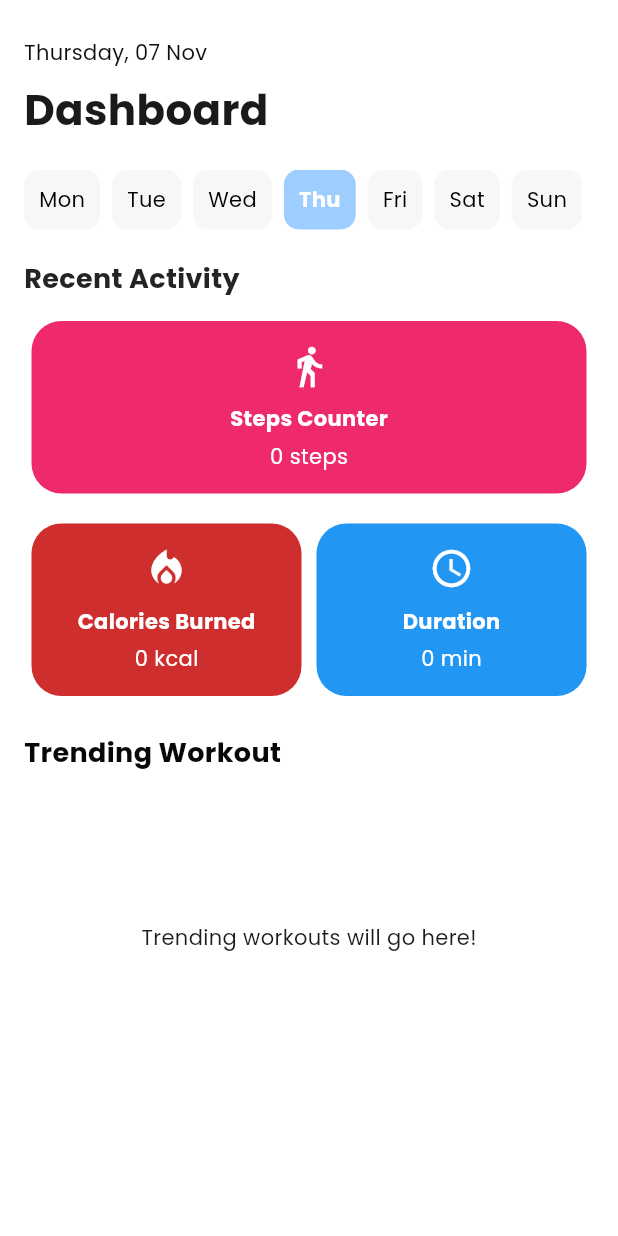
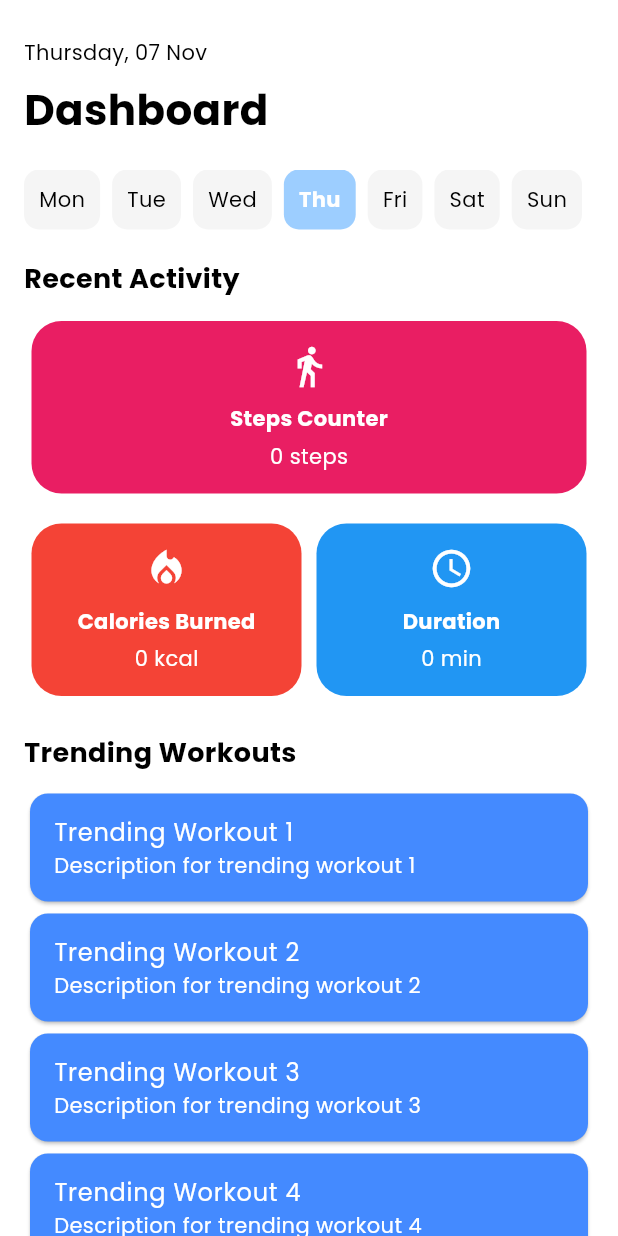
Before and after one commit to Raza-Rz/Fitverse-APP, a Flutter app: the HomeScreen screen opened directly, on a phone screen of 412 x 824 dp. Run offline on Flutter 3.47's test engine with Material 3 defaults, Android fonts, the phone set to English and light mode, and no system bars; our stand-ins replace animated_toggle_switch, cloud_firestore, firebase_auth, firebase_core, fl_chart, pedometer and 4 more; missing offline and left inert: dotted_dashed_line, simple_animation_progress_bar; accounts and stored records are empty; key blocks and very long unbroken strings in the code were emptied for the run.

Commit message:
home changes of realtime data day wise

```diff
--- a/lib/view/home/home_screen.dart
+++ b/lib/view/home/home_screen.dart
@@ -23,20 +23,19 @@ class _HomeScreenState extends State<HomeScreen> {
   double _caloriesBurned = 0;
   int _duration = 0;
 
-  Map<String, dynamic> localData = {}; // Store local data for all days
+  Map<String, dynamic> localData = {};
 
   @override
   void initState() {
     super.initState();
     _requestPermissions();
-    _loadLocalData(); // Load data on init
+    _loadDataForSelectedDay();
   }
 
   Future<void> _requestPermissions() async {
     if (await Permission.activityRecognition.request().isGranted) {
       _initializeStepCounter();
     } else {
-      // Provide feedback to the user if permission is denied
       ScaffoldMessenger.of(context).showSnackBar(
         SnackBar(content: Text('Activity recognition permission denied')),
       );
@@ -51,10 +50,7 @@ class _HomeScreenState extends State<HomeScreen> {
         _caloriesBurned = calculateCaloriesBurned(_totalSteps);
         _duration = (_totalSteps / 1000).round();
       });
-      _logStepsLocally(); // Log steps in local storage
-      if (user != null) {
-        _logStepsToFirestore(); // Log steps to Firestore
-      }
+      _saveData();
     });
   }
 
@@ -62,44 +58,52 @@ class _HomeScreenState extends State<HomeScreen> {
     return steps * 0.04;
   }
 
-  void _logStepsLocally() async {
+  Future<void> _saveData() async {
+    String currentDate = DateFormat('yyyy-MM-dd').format(DateTime.now());
+    LocalStorage localStorage = LocalStorage();
+    await localStorage.writeData(currentDate, _totalSteps, _caloriesBurned, _duration);
+
     if (user != null) {
-      LocalStorage localStorage = LocalStorage();
-      String currentDate = DateFormat('yyyy-MM-dd').format(DateTime.now());
-      await localStorage.writeData(currentDate, _totalSteps, _caloriesBurned, _duration);
+      await FirebaseFirestore.instance
+          .collection('users')
+          .doc(user!.uid)
+          .set({
+        'stepsData': {
+          currentDate: {
+            'totalSteps': _totalSteps,
+            'caloriesBurned': _caloriesBurned,
+            'duration': _duration,
+          }
+        }
+      }, SetOptions(merge: true));
     }
   }
 
-  Future<void> _logStepsToFirestore() async {
-    String currentDate = DateFormat('yyyy-MM-dd').format(DateTime.now());
+  Future<void> _loadDataForSelectedDay() async {
+    String selectedDate = _getDateForSelectedDay();
+    bool dataFetched = false;
 
-    // Create a Firestore document for the user if it doesn't exist
-    final userDoc = FirebaseFirestore.instance.collection('users').doc(user?.uid);
-    final dayData = {
-      'totalSteps': _totalSteps,
-      'caloriesBurned': _caloriesBurned,
-      'duration': _duration,
-    };
+    // Try fetching from Firestore first
+    if (user != null) {
+      DocumentSnapshot userDoc = await FirebaseFirestore.instance
+          .collection('users')
+          .doc(user!.uid)
+          .get();
 
-    // Set the data in Firestore (will create the field automatically if it doesn't exist)
-    await userDoc.set({
-      'stepsData': {
-        currentDate: dayData,
+      if (userDoc.exists && userDoc['stepsData'] != null && userDoc['stepsData'][selectedDate] != null) {
+        setState(() {
+          _totalSteps = userDoc['stepsData'][selectedDate]['totalSteps'] ?? 0;
+          _caloriesBurned = userDoc['stepsData'][selectedDate]['caloriesBurned'] ?? 0.0;
+          _duration = userDoc['stepsData'][selectedDate]['duration'] ?? 0;
+        });
+        dataFetched = true;
       }
-    }, SetOptions(merge: true)); // Merge with existing data if any
     }
 
-  Future<void> _loadLocalData() async {
+    // Fallback to local storage if Firestore data is unavailable
+    if (!dataFetched) {
       LocalStorage localStorage = LocalStorage();
-    Map<String, dynamic> data = await localStorage.readData();
-    setState(() {
-      localData = data;
-      _fetchDataForSelectedDay(); // Fetch data for current day on init
-    });
-  }
-
-  Future<void> _fetchDataForSelectedDay() async {
-    String selectedDate = _getDateForSelectedDay();
+      localData = await localStorage.readData();
       if (localData.containsKey(selectedDate)) {
         setState(() {
           _totalSteps = localData[selectedDate]['totalSteps'];
@@ -112,6 +116,7 @@ class _HomeScreenState extends State<HomeScreen> {
           _caloriesBurned = 0;
           _duration = 0;
         });
+      }
     }
   }
 
@@ -133,13 +138,12 @@ class _HomeScreenState extends State<HomeScreen> {
           child: Column(
             crossAxisAlignment: CrossAxisAlignment.start,
             children: [
-              // Top bar with date and profile icon
               Row(
                 mainAxisAlignment: MainAxisAlignment.spaceBetween,
                 children: [
                   Text(
                     currentDate,
-                    style: TextStyle(color: const Color.fromARGB(255, 12, 12, 12), fontSize: 14),
+                    style: TextStyle(color: Colors.black, fontSize: 14),
                   ),
                 ],
               ),
@@ -147,14 +151,12 @@ class _HomeScreenState extends State<HomeScreen> {
               Text(
                 'Dashboard',
                 style: TextStyle(
-                  color: const Color.fromARGB(255, 26, 26, 26),
+                  color: Colors.black,
                   fontSize: 28,
                   fontWeight: FontWeight.bold,
                 ),
               ),
               const SizedBox(height: 20),
-
-              // Weekday Selector
               Container(
                 height: 40,
                 child: ListView.builder(
@@ -167,20 +169,20 @@ class _HomeScreenState extends State<HomeScreen> {
                         setState(() {
                           selectedDayIndex = index;
                         });
-                        _fetchDataForSelectedDay(); // Fetch the data when a day is tapped
+                        _loadDataForSelectedDay();
                       },
                       child: Container(
                         padding: const EdgeInsets.symmetric(horizontal: 10, vertical: 6),
                         margin: const EdgeInsets.only(right: 8),
                         decoration: BoxDecoration(
-                          color: isSelected ? AppColors.primaryColor2 : const Color.fromARGB(255, 247, 247, 247),
+                          color: isSelected ? AppColors.primaryColor2 : const Color.fromARGB(255, 245, 245, 245),
                           borderRadius: BorderRadius.circular(10),
                         ),
                         child: Center(
                           child: Text(
                             daysOfWeek[index],
                             style: TextStyle(
-                              color: isSelected ? const Color.fromARGB(255, 255, 255, 255) : const Color.fromARGB(255, 0, 0, 0),
+                              color: isSelected ? Colors.white : Colors.black,
                               fontWeight: isSelected ? FontWeight.bold : FontWeight.normal,
                             ),
                           ),
@@ -191,57 +193,41 @@ class _HomeScreenState extends State<HomeScreen> {
                 ),
               ),
               const SizedBox(height: 20),
-
-              // Recent Activity Section
               Text(
                 'Recent Activity',
                 style: TextStyle(
-                  color: const Color.fromARGB(255, 36, 36, 36),
+                  color: Colors.black,
                   fontSize: 18,
                   fontWeight: FontWeight.bold,
                 ),
               ),
               const SizedBox(height: 10),
-
-              // Display the tracked steps in one row, and calories and duration in a second row
-              Column(
-                crossAxisAlignment: CrossAxisAlignment.start,
-                children: [
-                  // First Row with Steps
               Row(
                 mainAxisAlignment: MainAxisAlignment.spaceBetween,
                 children: [
-                      activityCard('Steps Counter', '$_totalSteps steps', Icons.directions_walk, AppColors.whiteColor, const Color.fromARGB(255, 238, 42, 107)),
+                  activityCard('Steps Counter', '$_totalSteps steps', Icons.directions_walk, Colors.white, Colors.pink),
                 ],
               ),
-                  const SizedBox(height: 10), // Space between rows
-                  // Second Row with Calories and Duration
+              const SizedBox(height: 10),
               Row(
                 mainAxisAlignment: MainAxisAlignment.spaceBetween,
                 children: [
-                      activityCard('Calories Burned', '${_caloriesBurned.toInt()} kcal', Icons.local_fire_department, const Color.fromARGB(255, 255, 255, 255), const Color.fromARGB(255, 207, 46, 46)),
+                  activityCard('Calories Burned', '${_caloriesBurned.toInt()} kcal', Icons.local_fire_department, Colors.white, Colors.red),
                   activityCard('Duration', '$_duration min', Icons.access_time, Colors.white, Colors.blue),
                 ],
               ),
-                ],
-              ),
-
               const SizedBox(height: 20),
-
-              // Trending Workout Section
+              // Placeholder for Trending Workout Section
               Text(
-                'Trending Workout',
+                'Trending Workouts',
                 style: TextStyle(
-                  color: const Color.fromARGB(255, 8, 8, 8),
+                  color: Colors.black,
                   fontSize: 18,
                   fontWeight: FontWeight.bold,
                 ),
               ),
               const SizedBox(height: 10),
-              Container(
-                height: 200, // Adjust height as needed
-                child: trendingWorkoutSection(),
-              ),
+              trendingWorkoutSection(),
             ],
           ),
         ),
@@ -249,7 +235,6 @@ class _HomeScreenState extends State<HomeScreen> {
     );
   }
 
-  // Widget for Recent Activity Cards
   Widget activityCard(String title, String value, IconData icon, Color iconColor, Color cardColor) {
     return Expanded(
       child: Container(
@@ -265,7 +250,7 @@ class _HomeScreenState extends State<HomeScreen> {
             children: [
               Icon(icon, size: 30, color: iconColor),
               const SizedBox(height: 10),
-              Text(title, style: const TextStyle(color: Color.fromARGB(255, 255, 255, 255), fontWeight: FontWeight.bold)),
+              Text(title, style: TextStyle(color: Colors.white, fontWeight: FontWeight.bold)),
               const SizedBox(height: 5),
               Text(value, style: TextStyle(color: Colors.white)),
             ],
@@ -275,34 +260,47 @@ class _HomeScreenState extends State<HomeScreen> {
     );
   }
 
-  // Widget for Trending Workout Section (Can be customized)
+  // Dummy trending workout section, replace with actual data and UI components
   Widget trendingWorkoutSection() {
-    return Center(
-      child: Text('Trending workouts will go here!'),
+    return ListView.builder(
+      shrinkWrap: true,  // Prevent scrolling from affecting the layout
+      physics: NeverScrollableScrollPhysics(), // Disable scrolling
+      itemCount: 5, // Replace with actual number of workouts
+      itemBuilder: (context, index) {
+        return Card(
+          color: Colors.blueAccent,
+          child: ListTile(
+            title: Text('Trending Workout ${index + 1}', style: TextStyle(color: Colors.white)),
+            subtitle: Text('Description for trending workout ${index + 1}', style: TextStyle(color: Colors.white)),
+          ),
+        );
+      },
     );
   }
 }
 
 class LocalStorage {
-  Future<Map<String, dynamic>> readData() async {
+  Future<void> writeData(String date, int totalSteps, double caloriesBurned, int duration) async {
     final directory = await getApplicationDocumentsDirectory();
-    final file = File('${directory.path}/steps_data.json');
+    final file = File('${directory.path}/step_data.json');
+    Map<String, dynamic> data = {};
     if (await file.exists()) {
-      final content = await file.readAsString();
-      return json.decode(content);
+      data = jsonDecode(await file.readAsString());
     }
-    return {}; // Return empty map if no data is found
-  }
-
-  Future<void> writeData(String date, int steps, double caloriesBurned, int duration) async {
-    final directory = await getApplicationDocumentsDirectory();
-    final file = File('${directory.path}/steps_data.json');
-    Map<String, dynamic> data = await readData();
     data[date] = {
-      'totalSteps': steps,
+      'totalSteps': totalSteps,
       'caloriesBurned': caloriesBurned,
       'duration': duration,
     };
-    await file.writeAsString(json.encode(data));
+    await file.writeAsString(jsonEncode(data));
+  }
+
+  Future<Map<String, dynamic>> readData() async {
+    final directory = await getApplicationDocumentsDirectory();
+    final file = File('${directory.path}/step_data.json');
+    if (await file.exists()) {
+      return jsonDecode(await file.readAsString());
+    }
+    return {};
   }
 }
```
Lines whose indentation alone changed are shown as unchanged.
